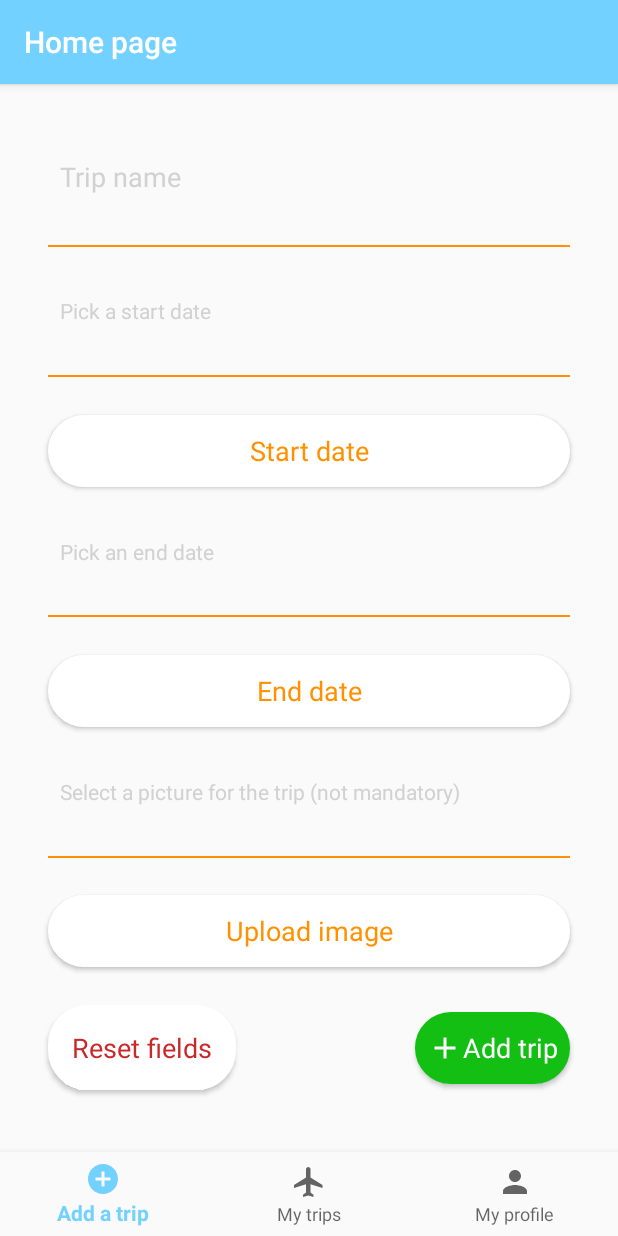
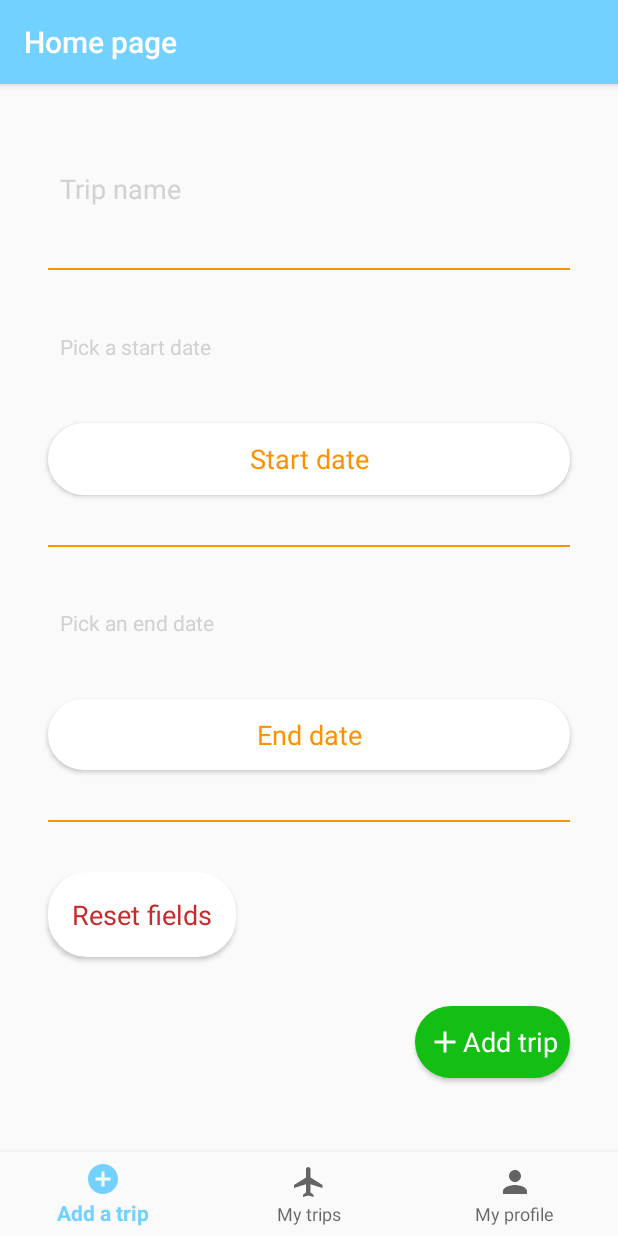
Before and after one commit to Dhug95/MyTravel, an Android app: the AddTripFragment screen opened directly, with no data from a screen before it, on a phone screen of 412 x 824 dp. Run offline under Robolectric (Android 15) with nearby library versions, the phone set to English and light mode, and no system bars.

Commit message:
Fixed trip image

```diff
--- a/app/src/main/java/com/example/francesco/mytravel/tasks/GetTripList.java
+++ b/app/src/main/java/com/example/francesco/mytravel/tasks/GetTripList.java
@@ -54,8 +54,7 @@ public class GetTripList extends AsyncTask<String, Void, String> {
                 String startDate = nextJSON.getString("startDate");
                 String endDate = nextJSON.getString("endDate");
                 String id = nextJSON.getString("_id");
-                String img = nextJSON.getString("image");
-                TripItem next = new TripItem(name, startDate, endDate, id, img);
+                TripItem next = new TripItem(name, startDate, endDate, id);
                 mTripList.add(next);
             }
 
--- a/app/src/main/java/com/example/francesco/mytravel/utils/TripItem.java
+++ b/app/src/main/java/com/example/francesco/mytravel/utils/TripItem.java
@@ -6,13 +6,11 @@ public class TripItem {
     public String start;
     public String end;
     public String id;
-    public String img;
 
-    public TripItem(String n, String s, String e, String i, String image) {
+    public TripItem(String n, String s, String e, String i) {
         name = n;
         start = s;
         end = e;
         id = i;
-        img = image;
     }
 }
--- a/app/src/main/res/layout/fragment_add_trip.xml
+++ b/app/src/main/res/layout/fragment_add_trip.xml
@@ -11,7 +11,8 @@
     android:paddingEnd="@dimen/activity_horizontal_margin"
     android:paddingStart="@dimen/activity_horizontal_margin"
     android:paddingTop="@dimen/activity_vertical_margin"
-    tools:context=".fragments.AddTripFragment">
+    tools:context=".fragments.AddTripFragment"
+    tools:layout_editor_absoluteY="81dp">
 
     <EditText
         android:id="@+id/trip_name_create"
@@ -19,11 +20,13 @@
         android:layout_height="wrap_content"
         android:background="@android:color/transparent"
         android:hint="@string/trip_name"
+        android:inputType="text"
         android:padding="@dimen/small_padding"
         android:textColor="@color/colorPrimary"
         android:textColorHint="@color/colorFields"
-        app:layout_constraintBottom_toTopOf="@id/trip_create_line"
+        app:layout_constraintBottom_toTopOf="@+id/trip_create_line"
         app:layout_constraintEnd_toEndOf="parent"
+        app:layout_constraintHorizontal_bias="0.5"
         app:layout_constraintStart_toStartOf="parent"
         app:layout_constraintTop_toTopOf="parent" />
 
@@ -32,8 +35,9 @@
         android:layout_width="0dp"
         android:layout_height="1dp"
         android:background="@color/colorSecondary"
-        app:layout_constraintBottom_toTopOf="@id/start_text"
+        app:layout_constraintBottom_toTopOf="@+id/start_text"
         app:layout_constraintEnd_toEndOf="parent"
+        app:layout_constraintHorizontal_bias="0.5"
         app:layout_constraintStart_toStartOf="parent"
         app:layout_constraintTop_toBottomOf="@+id/trip_name_create" />
 
@@ -46,20 +50,22 @@
         android:padding="@dimen/small_padding"
         android:textColor="@color/colorPrimary"
         android:textColorHint="@color/colorFields"
-        app:layout_constraintBottom_toTopOf="@id/start_line"
+        app:layout_constraintBottom_toTopOf="@+id/start_date_button"
         app:layout_constraintEnd_toEndOf="parent"
+        app:layout_constraintHorizontal_bias="0.5"
         app:layout_constraintStart_toStartOf="parent"
-        app:layout_constraintTop_toBottomOf="@id/trip_create_line" />
+        app:layout_constraintTop_toBottomOf="@+id/trip_create_line" />
 
     <View
         android:id="@+id/start_line"
         android:layout_width="0dp"
         android:layout_height="1dp"
         android:background="@color/colorSecondary"
-        app:layout_constraintBottom_toTopOf="@id/start_date_button"
+        app:layout_constraintBottom_toTopOf="@+id/end_text"
         app:layout_constraintEnd_toEndOf="parent"
+        app:layout_constraintHorizontal_bias="0.5"
         app:layout_constraintStart_toStartOf="parent"
-        app:layout_constraintTop_toBottomOf="@+id/start_text" />
+        app:layout_constraintTop_toBottomOf="@+id/start_date_button" />
 
     <Button
         android:id="@+id/start_date_button"
@@ -74,10 +80,11 @@
         android:textAllCaps="false"
         android:textColor="@color/colorSecondary"
         android:textSize="18sp"
-        app:layout_constraintBottom_toTopOf="@id/end_text"
-        app:layout_constraintLeft_toLeftOf="parent"
-        app:layout_constraintRight_toRightOf="parent"
-        app:layout_constraintTop_toBottomOf="@id/start_line" />
+        app:layout_constraintBottom_toTopOf="@+id/start_line"
+        app:layout_constraintEnd_toEndOf="parent"
+        app:layout_constraintHorizontal_bias="0.5"
+        app:layout_constraintStart_toStartOf="parent"
+        app:layout_constraintTop_toBottomOf="@+id/start_text" />
 
     <TextView
         android:id="@+id/end_text"
@@ -88,26 +95,28 @@
         android:padding="@dimen/small_padding"
         android:textColor="@color/colorPrimary"
         android:textColorHint="@color/colorFields"
-        app:layout_constraintBottom_toTopOf="@id/end_line"
+        app:layout_constraintBottom_toTopOf="@+id/end_date_button"
         app:layout_constraintEnd_toEndOf="parent"
+        app:layout_constraintHorizontal_bias="0.5"
         app:layout_constraintStart_toStartOf="parent"
-        app:layout_constraintTop_toBottomOf="@id/start_date_button" />
+        app:layout_constraintTop_toBottomOf="@+id/start_line" />
 
     <View
         android:id="@+id/end_line"
         android:layout_width="0dp"
         android:layout_height="1dp"
         android:background="@color/colorSecondary"
-        app:layout_constraintBottom_toTopOf="@id/end_date_button"
+        app:layout_constraintBottom_toTopOf="@+id/button_reset"
         app:layout_constraintEnd_toEndOf="parent"
+        app:layout_constraintHorizontal_bias="0.5"
         app:layout_constraintStart_toStartOf="parent"
-        app:layout_constraintTop_toBottomOf="@+id/end_text" />
+        app:layout_constraintTop_toBottomOf="@+id/end_date_button" />
 
     <Button
         android:id="@+id/end_date_button"
         style="@style/Base.TextAppearance.AppCompat.Body1"
         android:layout_width="0dp"
-        android:layout_height="wrap_content"
+        android:layout_height="47dp"
         android:background="@drawable/background_login"
         android:clickable="true"
         android:focusable="true"
@@ -116,51 +125,11 @@
         android:textAllCaps="false"
         android:textColor="@color/colorSecondary"
         android:textSize="18sp"
-        app:layout_constraintBottom_toTopOf="@id/image_result"
-        app:layout_constraintLeft_toLeftOf="parent"
-        app:layout_constraintRight_toRightOf="parent"
-        app:layout_constraintTop_toBottomOf="@id/end_line" />
-
-    <TextView
-        android:id="@+id/image_result"
-        android:layout_width="0dp"
-        android:layout_height="wrap_content"
-        android:background="@android:color/transparent"
-        android:hint="@string/select_a_picture_for_the_trip_not_mandatory"
-        android:padding="@dimen/small_padding"
-        android:textColor="@color/colorPrimary"
-        android:textColorHint="@color/colorFields"
-        app:layout_constraintBottom_toTopOf="@id/upload_line"
+        app:layout_constraintBottom_toTopOf="@+id/end_line"
         app:layout_constraintEnd_toEndOf="parent"
+        app:layout_constraintHorizontal_bias="0.5"
         app:layout_constraintStart_toStartOf="parent"
-        app:layout_constraintTop_toBottomOf="@id/end_date_button" />
-
-    <View
-        android:id="@+id/upload_line"
-        android:layout_width="0dp"
-        android:layout_height="1dp"
-        android:background="@color/colorSecondary"
-        app:layout_constraintBottom_toTopOf="@id/upload_image"
-        app:layout_constraintEnd_toEndOf="parent"
-        app:layout_constraintStart_toStartOf="parent"
-        app:layout_constraintTop_toBottomOf="@+id/image_result" />
-
-    <Button
-        android:id="@+id/upload_image"
-        style="@style/Base.TextAppearance.AppCompat.Body1"
-        android:layout_width="0dp"
-        android:layout_height="wrap_content"
-        android:background="@drawable/background_login"
-        android:clickable="true"
-        android:focusable="true"
-        android:text="@string/upload_image"
-        android:textAllCaps="false"
-        android:textColor="@color/colorSecondary"
-        android:textSize="18sp"
-        app:layout_constraintBottom_toTopOf="@id/button_reset"
-        app:layout_constraintLeft_toLeftOf="parent"
-        app:layout_constraintRight_toRightOf="parent"
-        app:layout_constraintTop_toBottomOf="@id/upload_line" />
+        app:layout_constraintTop_toBottomOf="@+id/end_text" />
 
 
     <Button
@@ -176,9 +145,12 @@
         android:textAllCaps="false"
         android:textColor="@color/colorRed"
         android:textSize="18sp"
-        app:layout_constraintBottom_toBottomOf="parent"
+        app:layout_constraintBottom_toTopOf="@+id/create_trip"
+        app:layout_constraintEnd_toEndOf="parent"
+        app:layout_constraintEnd_toStartOf="@+id/create_trip"
+        app:layout_constraintHorizontal_bias="0.0"
         app:layout_constraintStart_toStartOf="parent"
-        app:layout_constraintTop_toBottomOf="@+id/upload_image" />
+        app:layout_constraintTop_toBottomOf="@+id/end_line" />
 
     <Button
         android:id="@+id/create_trip"
@@ -196,6 +168,9 @@
         android:textSize="18sp"
         app:layout_constraintBottom_toBottomOf="parent"
         app:layout_constraintEnd_toEndOf="parent"
-        app:layout_constraintTop_toBottomOf="@+id/upload_image" />
+        app:layout_constraintHorizontal_bias="1.0"
+        app:layout_constraintStart_toEndOf="@+id/button_reset"
+        app:layout_constraintStart_toStartOf="parent"
+        app:layout_constraintTop_toBottomOf="@+id/button_reset" />
 
 </android.support.constraint.ConstraintLayout>
```
Also changed, not shown: app/src/main/java/com/example/francesco/mytravel/fragments/AddTripFragment.java (+1 -54 lines), app/src/main/java/com/example/francesco/mytravel/tasks/SendTripData.java (+2 -45 lines), app/src/main/java/com/example/francesco/mytravel/utils/NetworkUtils.java (+7 -21 lines), app/src/main/java/com/example/francesco/mytravel/utils/TripListAdapter.java (+0 -8 lines), app/src/main/res/drawable/trip_default.png.
